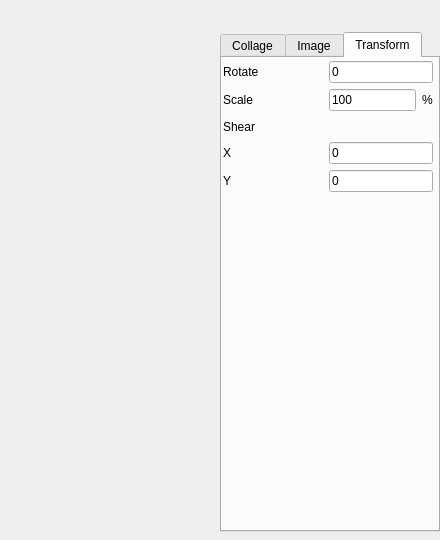
Above: src/mainwindow.ui from mtl1979/isplitter before the change. Below: the same form after it.
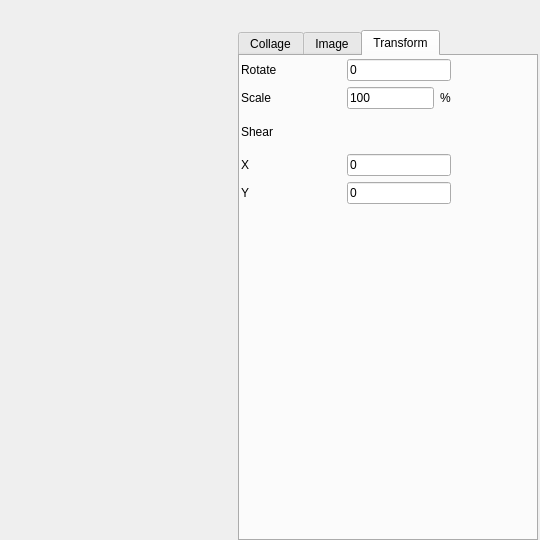
That is the form after the change.

Commit message: Make main window bigger so everything fits on high-resolution displays * Fix build with more recent Qt versions

Patch:
```diff
--- a/src/mainwindow.ui
+++ b/src/mainwindow.ui
@@ -6,12 +6,12 @@
    <rect>
     <x>0</x>
     <y>0</y>
-    <width>440</width>
+    <width>540</width>
     <height>540</height>
    </rect>
   </property>
   <property name="sizePolicy">
-   <sizepolicy hsizetype="Fixed" vsizetype="Fixed">
+   <sizepolicy hsizetype="Minimum" vsizetype="Fixed">
     <horstretch>0</horstretch>
     <verstretch>0</verstretch>
    </sizepolicy>
@@ -24,22 +24,25 @@
   </property>
   <property name="maximumSize">
    <size>
-    <width>440</width>
+    <width>540</width>
     <height>540</height>
    </size>
   </property>
   <property name="windowTitle">
    <string>Image Splitter</string>
   </property>
+  <widget class="QWidget" name="">
+   <property name="geometry">
+    <rect>
+     <x>0</x>
+     <y>30</y>
+     <width>541</width>
+     <height>511</height>
+    </rect>
+   </property>
+   <layout class="QHBoxLayout" name="horizontalLayout_3">
+    <item>
   <widget class="QLabel" name="pxlCollage">
-   <property name="geometry">
-    <rect>
-     <x>0</x>
-     <y>32</y>
-     <width>220</width>
-     <height>500</height>
-    </rect>
-   </property>
    <property name="sizePolicy">
     <sizepolicy hsizetype="Fixed" vsizetype="Fixed">
      <horstretch>0</horstretch>
@@ -54,7 +57,7 @@
    </property>
    <property name="maximumSize">
     <size>
-     <width>220</width>
+        <width>230</width>
      <height>500</height>
     </size>
    </property>
@@ -65,15 +68,9 @@
     <bool>false</bool>
    </property>
   </widget>
+    </item>
+    <item>
   <widget class="QTabWidget" name="TabWidget2">
-   <property name="geometry">
-    <rect>
-     <x>220</x>
-     <y>32</y>
-     <width>220</width>
-     <height>500</height>
-    </rect>
-   </property>
    <property name="sizePolicy">
     <sizepolicy hsizetype="Expanding" vsizetype="Expanding">
      <horstretch>0</horstretch>
@@ -88,7 +85,7 @@
    </property>
    <property name="maximumSize">
     <size>
-     <width>220</width>
+        <width>300</width>
      <height>32767</height>
     </size>
    </property>
@@ -1419,7 +1416,7 @@
        <x>1</x>
        <y>3</y>
        <width>210</width>
-       <height>131</height>
+          <height>145</height>
       </rect>
      </property>
      <layout class="QGridLayout" name="Tab3Layout">
@@ -1532,6 +1529,9 @@
      </layout>
     </widget>
    </widget>
+     </widget>
+    </item>
+   </layout>
   </widget>
  </widget>
  <tabstops>
```
Left out of the diff: 191 changed lines with no effect on the pictures. Lines whose indentation alone changed are shown as unchanged. The commit also changes 4 other files.
